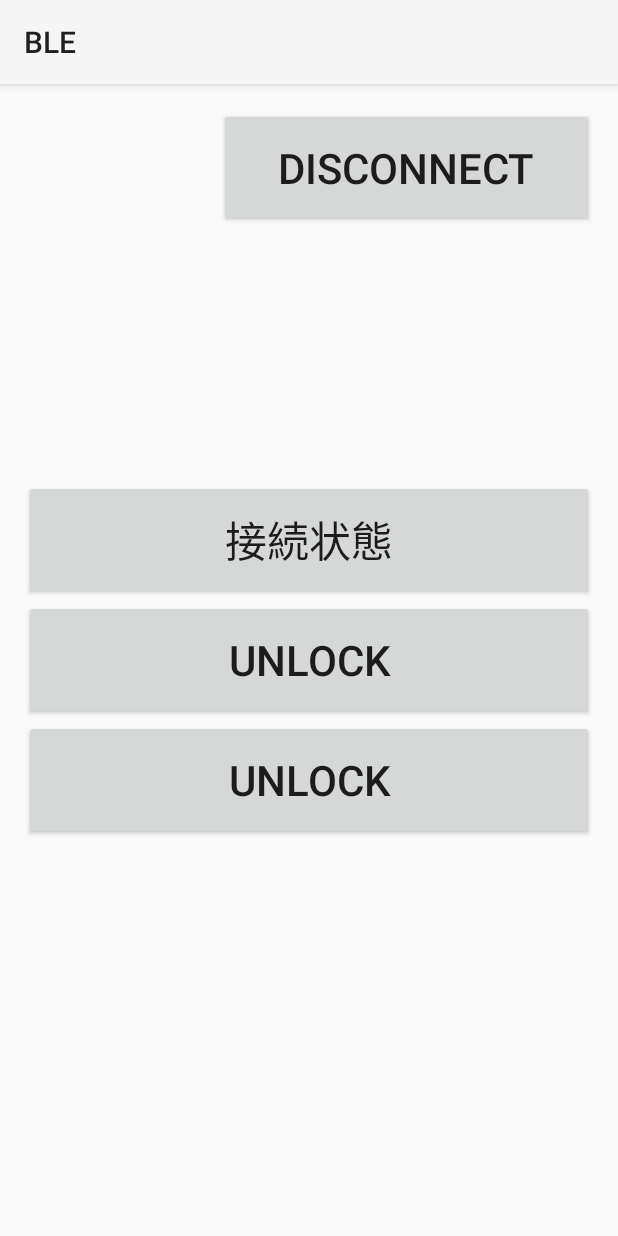
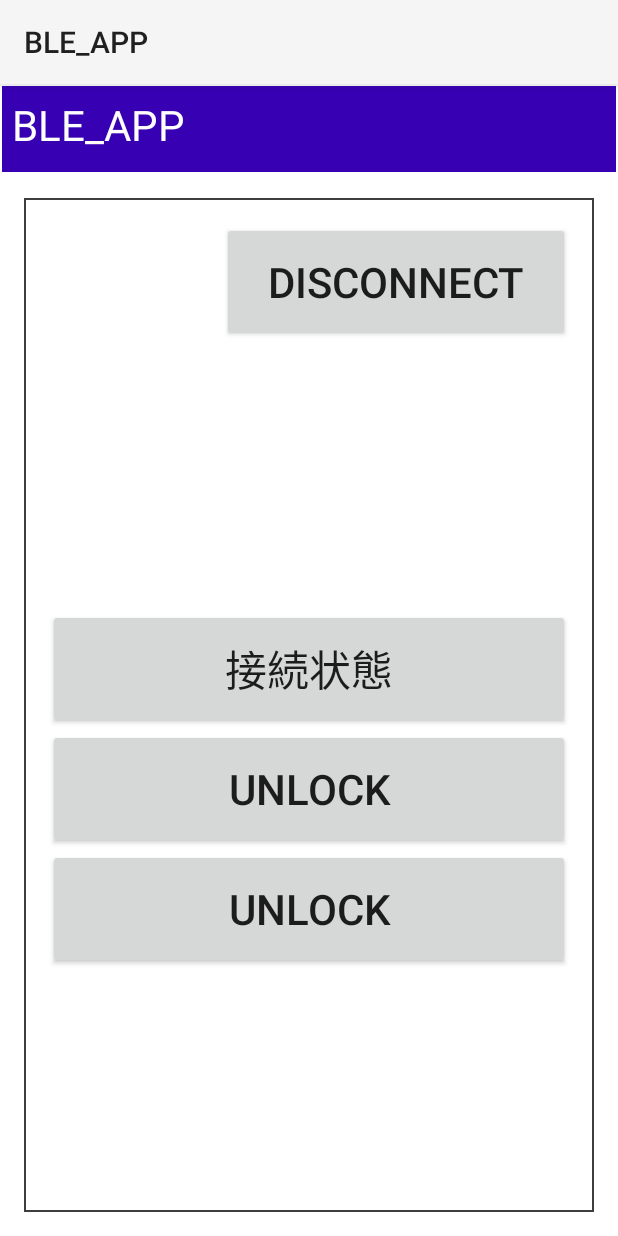
Before and after one commit to MyLV1701/BLE_Android_Java, an Android app: the DevicesInfoActivity screen opened directly, with no data from a screen before it, on a phone screen of 412 x 824 dp. Run offline under Robolectric (Android 15) with nearby library versions, the phone set to English and light mode, and no system bars; 1 statement that could not run was skipped.

Commit message:
作成した画面を調整している

```diff
--- a/app/src/main/AndroidManifest.xml
+++ b/app/src/main/AndroidManifest.xml
@@ -26,7 +26,8 @@
         </activity>
         <activity
             android:name=".view.DevicesListActivity"
-            android:exported="true"></activity>
+            android:exported="true">
+        </activity>
     </application>
 
 </manifest>
--- /dev/null
+++ b/app/src/main/res/drawable/border_gray.xml
@@ -0,0 +1,8 @@
+<?xml version="1.0" encoding="utf-8"?>
+<shape xmlns:android="http://schemas.android.com/apk/res/android"
+    android:shape="rectangle">
+    <solid android:color="@color/purple_700" />
+    <stroke
+        android:width="1dp"
+        android:color="#FFFFFF" />
+</shape>
--- a/app/src/main/res/layout/activity_devices_info.xml
+++ b/app/src/main/res/layout/activity_devices_info.xml
@@ -4,37 +4,72 @@
     xmlns:tools="http://schemas.android.com/tools"
     android:layout_width="match_parent"
     android:layout_height="match_parent"
+    android:background="@color/white"
     tools:context=".view.DevicesInfoActivity">
+
+    <TextView
+        android:id="@+id/app_name"
+        android:layout_width="match_parent"
+        android:layout_height="60dp"
+        android:text="@string/app_name"
+        android:textColor="@color/white"
+        android:background="@drawable/border_gray"
+        android:textSize="@dimen/text_size"
+        android:paddingTop="8dp"
+        android:paddingBottom="8dp"
+        android:paddingStart="8dp"
+        app:layout_constraintTop_toTopOf="parent" />
+
+    <LinearLayout
+        android:id="@+id/container"
+        android:layout_width="match_parent"
+        android:layout_height="match_parent"
+        android:layout_marginTop="76dp"
+        android:layout_marginStart="16dp"
+        android:layout_marginEnd="16dp"
+        android:layout_marginBottom="16dp"
+        android:background="@drawable/border"
+        android:orientation="vertical">
+
+        <LinearLayout
+            android:id="@+id/main_container"
+            android:layout_width="match_parent"
+            android:layout_height="80dp"
+            android:layout_margin="16dp"
+            app:layout_constraintTop_toTopOf="parent"
+            app:layout_constraintBottom_toTopOf="@+id/info_container"
+            android:orientation="horizontal">
+
             <TextView
                 android:id="@+id/txt_title_detail"
-        android:layout_width="wrap_content"
-        android:layout_height="wrap_content"
+                android:layout_width="match_parent"
+                android:layout_height="match_parent"
+                android:layout_weight="2"
                 android:textSize="@dimen/text_size"
                 android:text="BLE"
-        android:layout_marginLeft="16dp"
-        android:layout_marginTop="32dp"
-        app:layout_constraintLeft_toLeftOf="parent"
-        app:layout_constraintTop_toTopOf="parent" />
+                android:gravity="center"
+                app:layout_constraintStart_toStartOf="parent"/>
 
             <Button
                 android:id="@+id/detail_info_disconnect"
-        android:layout_width="250dp"
-        android:layout_height="80dp"
+                android:layout_width="match_parent"
+                android:layout_height="match_parent"
+                android:layout_weight="1"
                 android:text="DISCONNECT"
-        android:textSize="@dimen/text_size"
-        android:layout_marginRight="16dp"
-        android:layout_marginTop="16dp"
-        app:layout_constraintRight_toRightOf="parent"
-        app:layout_constraintTop_toTopOf="parent" />
+                android:textSize="@dimen/text_size"/>
+        </LinearLayout>
 
         <LinearLayout
             android:id="@+id/info_container"
             android:layout_width="match_parent"
             android:layout_height="match_parent"
-        android:layout_weight="1"
+            android:gravity="center"
+            android:layout_marginTop="16dp"
+            android:layout_marginBottom="16dp"
             android:layout_marginStart="16dp"
             android:layout_marginEnd="16dp"
-        android:gravity="center"
+            app:layout_constraintTop_toBottomOf="@+id/main_container"
+            app:layout_constraintBottom_toBottomOf="parent"
             android:orientation="vertical">
 
             <Button
@@ -61,5 +96,7 @@
                 android:textSize="@dimen/text_size"
                 app:layout_constraintTop_toBottomOf="@+id/detail_info_unlock1" />
         </LinearLayout>
+    </LinearLayout>
+
 
 </androidx.constraintlayout.widget.ConstraintLayout>
--- a/app/src/main/res/values/strings.xml
+++ b/app/src/main/res/values/strings.xml
@@ -1,3 +1,3 @@
 <resources>
-    <string name="app_name">BLE</string>
+    <string name="app_name">BLE_APP</string>
 </resources>
```
Also changed, not shown: app/src/main/res/layout/activity_devices_list.xml (+17 -4 lines), app/src/main/res/layout/activity_scan.xml (+15 -1 lines). Lines whose indentation alone changed are shown as unchanged.
